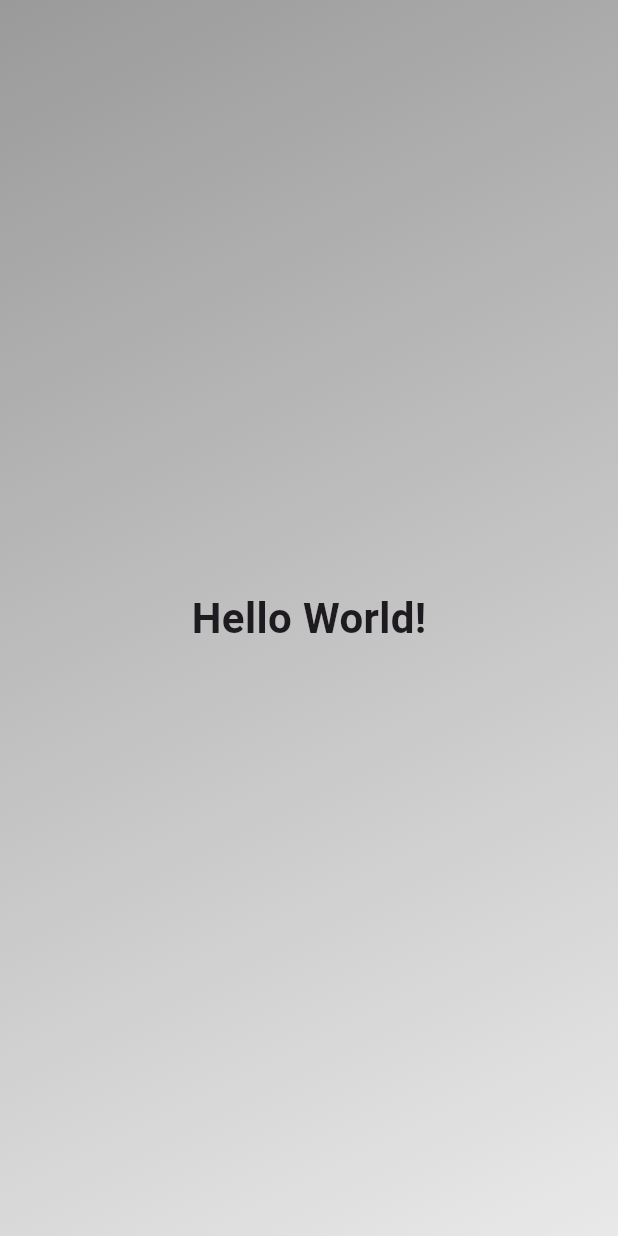
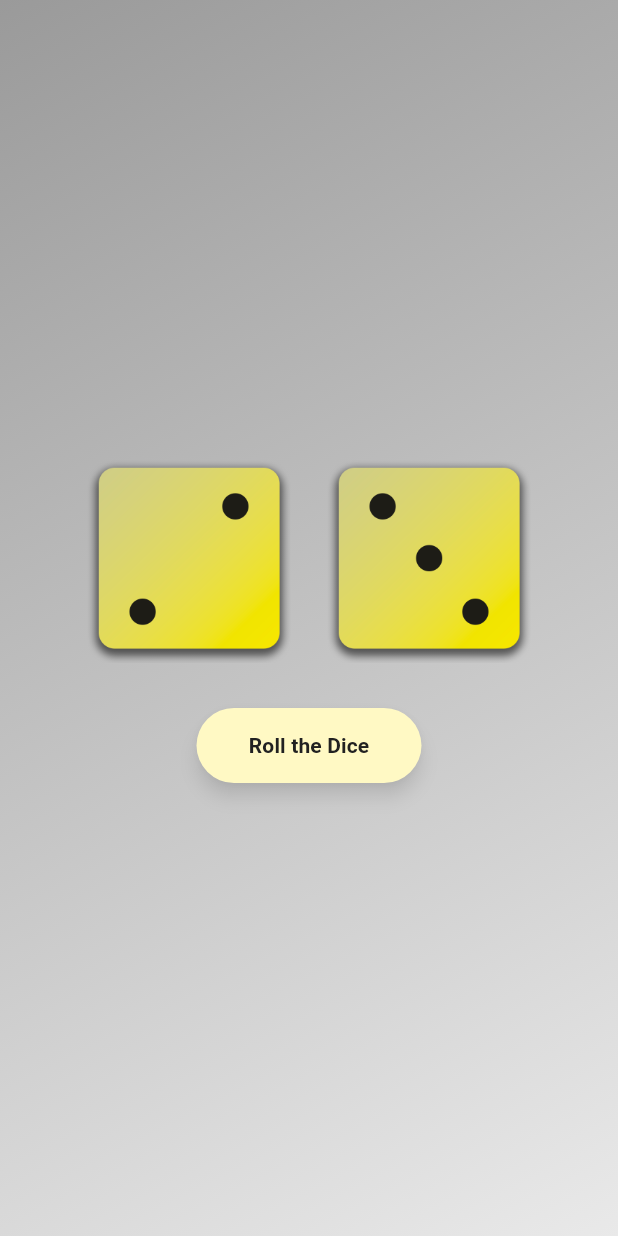
Before and after one commit to FadrialR/roll_dice_app, a Flutter app: the screen it shows after launch, on a phone screen of 412 x 824 dp. Run offline on Flutter 3.47's test engine with Material 3 defaults, Android fonts, the phone set to English and light mode, and no system bars.

Commit message:
Add images and button

```diff
--- a/lib/pages/main_screen.dart
+++ b/lib/pages/main_screen.dart
@@ -5,7 +5,51 @@ class MainScreen extends StatelessWidget {
 
   @override
   Widget build(BuildContext context) {
-    return Scaffold(body: GradientContainer());
+    return Scaffold(
+      body: Stack(
+        children: [
+          GradientContainer(),
+          Center(
+            child: Column(
+              mainAxisAlignment: MainAxisAlignment.center,
+              children: [
+                const Row(
+                  mainAxisAlignment: MainAxisAlignment.center,
+                  children: [
+                    Image(
+                      image: AssetImage('assets/images/dice-2.png'),
+                      width: 140,
+                      height: 140,
+                    ),
+                    const SizedBox(width: 20),
+                    Image(
+                      image: AssetImage('assets/images/dice-3.png'),
+                      width: 140,
+                      height: 140,
+                    ),
+                  ],
+                ),
+                const SizedBox(height: 30),
+                ElevatedButton(
+                  onPressed: () {},
+                  style: ElevatedButton.styleFrom(
+                    backgroundColor: Colors.yellow[100],
+                    foregroundColor: Colors.grey[900],
+                    shadowColor: Colors.black.withOpacity(0.5),
+                    elevation: 5,
+                    minimumSize: const Size(150, 50),
+                  ),
+                  child: const Text(
+                    "Roll the Dice",
+                    style: TextStyle(fontWeight: FontWeight.bold),
+                  ),
+                )
+              ],
+            ),
+          )
+        ],
+      ),
+    );
   }
 }
 
@@ -25,15 +69,6 @@ class GradientContainer extends StatelessWidget {
           end: Alignment.bottomRight,
         ),
       ),
-      child: const Center(
-        child: Text(
-          'Hello World!',
-          style: TextStyle(
-            fontWeight: FontWeight.bold,
-            fontSize: 28,
-          ),
-        ),
-      ),
     );
   }
 }
--- a/pubspec.yaml
+++ b/pubspec.yaml
@@ -59,8 +59,8 @@ flutter:
   uses-material-design: true
 
   # To add assets to your application, add an assets section, like this:
-  # assets:
-  #   - images/a_dot_burr.jpeg
+  assets:
+    - assets/images/
   #   - images/a_dot_ham.jpeg
 
   # An image asset can refer to one or more resolution-specific "variants", see
```
